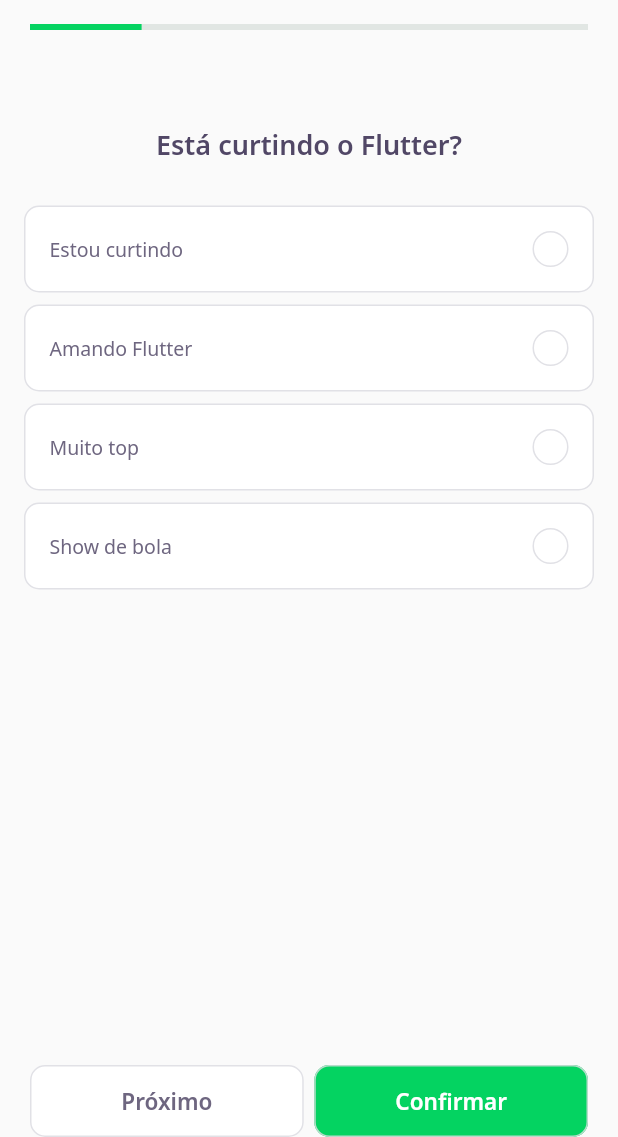
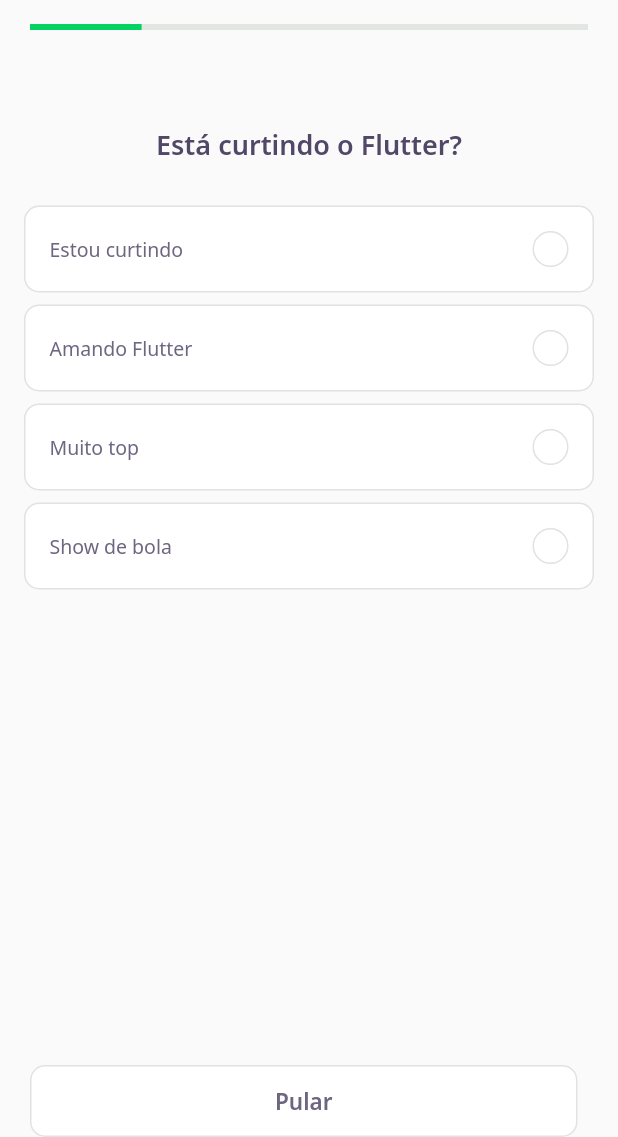
Before and after one commit to includeVitor/dev-quiz, a Flutter app: the screen it shows after launch, after a tap on "NLW 5 Flutter", on a phone screen of 412 x 824 dp, the part 99-1236 px from its top. Run offline on Flutter 3.47's test engine with Material 2 defaults, Android fonts, the phone set to English and light mode, and no system bars; our stand-ins replace google_fonts; accounts and stored records are empty; network calls fail.

```diff
--- a/lib/challenge/challenge_page.dart
+++ b/lib/challenge/challenge_page.dart
@@ -24,6 +24,13 @@ class _ChallengePageState extends State<ChallengePage> {
       controller.currentPage = pageController.page!.toInt() + 1;
     });
     super.initState();
+  }
+
+  void nextPage() {
+    pageController.nextPage(
+      duration: Duration(milliseconds: 100),
+      curve: Curves.linear,
+    );
   }
 
   @override
@@ -56,8 +63,12 @@ class _ChallengePageState extends State<ChallengePage> {
       body: PageView(
           physics: NeverScrollableScrollPhysics(),
           controller: pageController,
-          children:
-              widget.questions.map((e) => QuizWidget(question: e)).toList()),
+          children: widget.questions
+              .map((e) => QuizWidget(
+                    question: e,
+                    onChange: nextPage,
+                  ))
+              .toList()),
       bottomNavigationBar: SafeArea(
         bottom: true,
         child: Padding(
@@ -67,21 +78,17 @@ class _ChallengePageState extends State<ChallengePage> {
             children: [
               Expanded(
                   child: NextButtonWidget.white(
-                      label: "Próximo",
-                      onTap: () {
-                        pageController.nextPage(
-                          duration: Duration(milliseconds: 100),
-                          curve: Curves.linear,
-                        );
-                      })),
+                label: "Pular",
+                onTap: nextPage,
+              )),
               SizedBox(
                 width: 7,
               ),
-              Expanded(
-                  child: NextButtonWidget.green(
-                label: "Confirmar",
-                onTap: () {},
-              ))
+              // Expanded(
+              //     child: NextButtonWidget.green(
+              //   label: "Confirmar",
+              //   onTap: () {},
+              // ))
             ],
           ),
         ),
--- a/lib/challenge/widgets/answer/answer_widget.dart
+++ b/lib/challenge/widgets/answer/answer_widget.dart
@@ -6,6 +6,7 @@ import 'package:nlw5_flutter/shared/models/answer_model.dart';
 class AnswerWidget extends StatelessWidget {
   final AnswerModel answer;
   final bool isSelected;
+  final bool disabled;
   final VoidCallback onTap;
 
   const AnswerWidget({
@@ -13,6 +14,7 @@ class AnswerWidget extends StatelessWidget {
     required this.answer,
     required this.onTap,
     this.isSelected = false,
+    this.disabled = false,
   }) : super(key: key);
 
   Color get _selectedColorRight =>
@@ -36,6 +38,8 @@ class AnswerWidget extends StatelessWidget {
   Widget build(BuildContext context) {
     return Padding(
       padding: const EdgeInsets.symmetric(horizontal: 16, vertical: 4),
+      child: IgnorePointer(
+        ignoring: disabled,
         child: GestureDetector(
           onTap: onTap,
           child: Container(
@@ -45,8 +49,9 @@ class AnswerWidget extends StatelessWidget {
               borderRadius: BorderRadius.circular(10),
               border: Border.fromBorderSide(
                 BorderSide(
-                  color:
-                      isSelected ? _selectedBorderCardRight : AppColors.border),
+                    color: isSelected
+                        ? _selectedBorderCardRight
+                        : AppColors.border),
               ),
             ),
             child: Row(
@@ -55,8 +60,9 @@ class AnswerWidget extends StatelessWidget {
                 Expanded(
                   child: Text(
                     answer.title,
-                  style:
-                      isSelected ? _selectedTextStyleRight : AppTextStyles.body,
+                    style: isSelected
+                        ? _selectedTextStyleRight
+                        : AppTextStyles.body,
                   ),
                 ),
                 Container(
@@ -83,6 +89,7 @@ class AnswerWidget extends StatelessWidget {
             ),
           ),
         ),
+      ),
     );
   }
 }
--- a/lib/challenge/widgets/quiz/quiz_widget.dart
+++ b/lib/challenge/widgets/quiz/quiz_widget.dart
@@ -6,7 +6,9 @@ import 'package:nlw5_flutter/shared/models/question_model.dart';
 
 class QuizWidget extends StatefulWidget {
   final QuestionModel question;
-  const QuizWidget({Key? key, required this.question}) : super(key: key);
+  final VoidCallback onChange;
+  const QuizWidget({Key? key, required this.question, required this.onChange})
+      : super(key: key);
 
   @override
   _QuizWidgetState createState() => _QuizWidgetState();
@@ -34,10 +36,14 @@ class _QuizWidgetState extends State<QuizWidget> {
           for (var i = 0; i < widget.question.answers.length; i++)
             AnswerWidget(
               answer: answer(i),
+              disabled: indexSelected != -1,
               isSelected: indexSelected == i,
               onTap: () {
                 indexSelected = i;
+                // widget.onChange();
                 setState(() {});
+                Future.delayed(Duration(seconds: 1))
+                    .then((value) => widget.onChange());
               },
             ),
         ],
```
Lines whose indentation alone changed are shown as unchanged.
